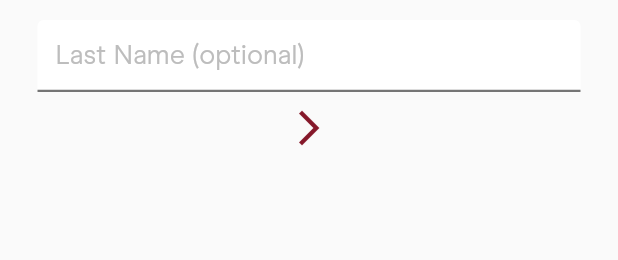
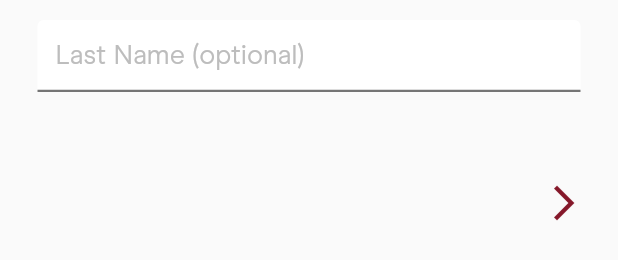
Before and after one commit to AfaqAnwar/introspection, a Flutter app: the NameTab widget shown alone on an empty page, opened directly with empty values, on a phone screen of 412 x 824 dp. Shown: the part 226-486 px from the top of the screen. Run offline on Flutter 3.47's test engine with Material 2 defaults, Android fonts, the phone set to English and light mode, and no system bars; our stand-ins replace firebase_auth, firebase_core, im_stepper, lottie, page_transition; accounts and stored records are empty.

Commit message:
UI Changes

```diff
--- a/lib/components/registration_components/registration_navigation_button.dart
+++ b/lib/components/registration_components/registration_navigation_button.dart
@@ -11,7 +11,7 @@ class RegistrationNavigationButton extends StatelessWidget {
   @override
   Widget build(BuildContext context) {
     return Padding(
-      padding: const EdgeInsets.symmetric(horizontal: 25.0),
+      padding: const EdgeInsets.symmetric(horizontal: 12.0),
       child: IconButton(
         icon: const Icon(Icons.arrow_forward_ios),
         color: AppStyle.red800,
--- a/lib/pages/registration/registration_tabs/name_tab.dart
+++ b/lib/pages/registration/registration_tabs/name_tab.dart
@@ -96,7 +96,10 @@ class _NameTabState extends State<NameTab> {
             controller: lastNameController,
             hintText: "Last Name (optional)",
             obscureText: false),
-        RegistrationNavigationButton(
+        const SizedBox(height: 50),
+        Align(
+          alignment: AlignmentDirectional.centerEnd,
+          child: RegistrationNavigationButton(
               updateIndexFunction: widget.updateIndex,
               secondaryFunction: () {
                 if (nameValidation() == false) {
@@ -122,6 +125,7 @@ class _NameTabState extends State<NameTab> {
                   return true;
                 }
               }),
+        ),
       ],
     );
   }
```
Lines whose indentation alone changed are shown as unchanged.
